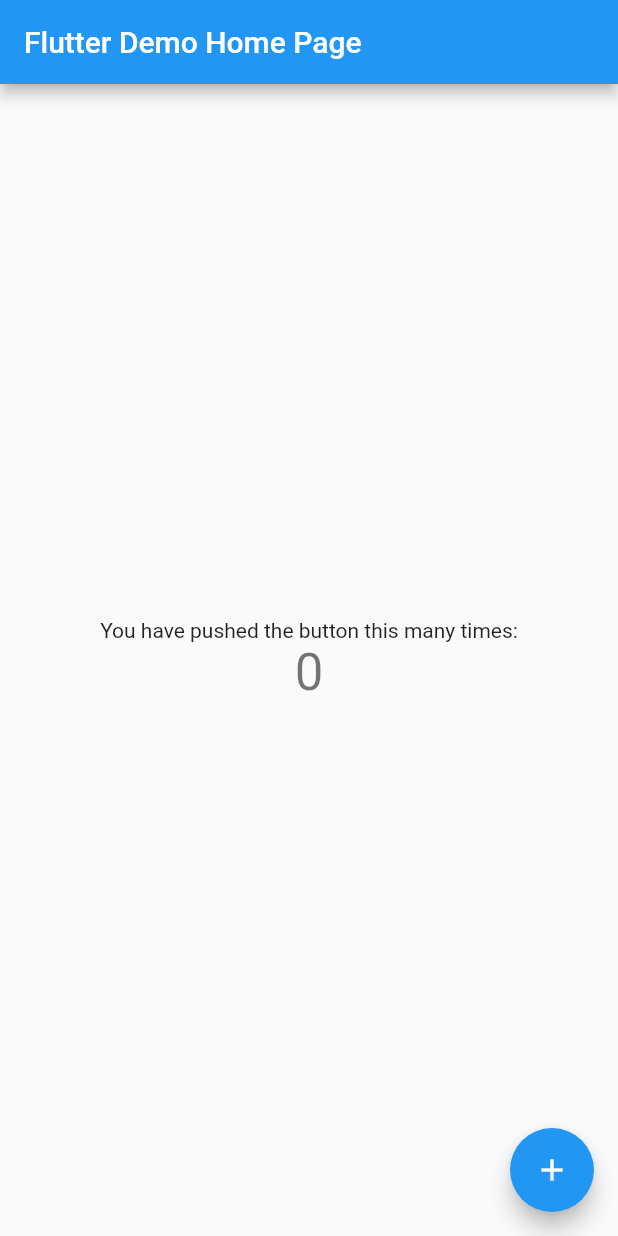
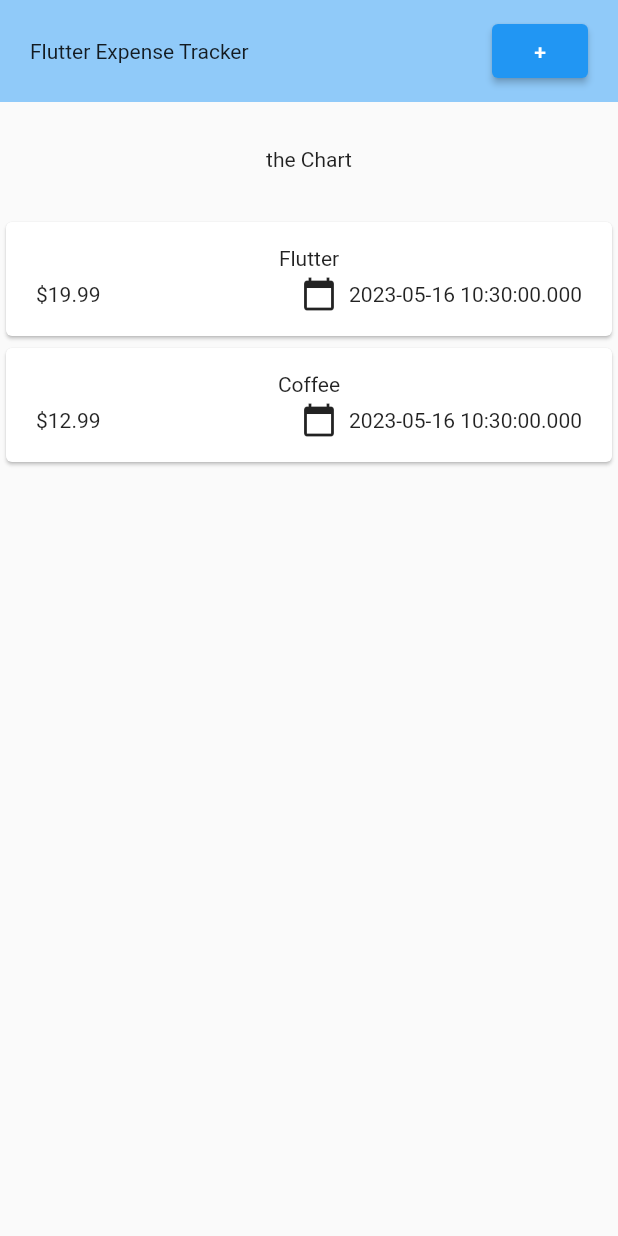
Before and after one commit to Flexsidee/flutter_expense-tracker_app, a Flutter app: the screen it shows after launch, on a phone screen of 412 x 824 dp. Run offline on Flutter 3.47's test engine with Material 2 defaults, Android fonts, the phone set to English and light mode, and no system bars.

Commit message:
latest update

```diff
--- a/lib/main.dart
+++ b/lib/main.dart
@@ -1,115 +1,7 @@
 import 'package:flutter/material.dart';
 
+import 'package:expense_tracker/widgets/expense_tracker.dart';
+
 void main() {
-  runApp(const MyApp());
+  runApp(const ExpenseTracker());
 }
-
-class MyApp extends StatelessWidget {
-  const MyApp({super.key});
-
-  // This widget is the root of your application.
-  @override
-  Widget build(BuildContext context) {
-    return MaterialApp(
-      title: 'Flutter Demo',
-      theme: ThemeData(
-        // This is the theme of your application.
-        //
-        // Try running your application with "flutter run". You'll see the
-        // application has a blue toolbar. Then, without quitting the app, try
-        // changing the primarySwatch below to Colors.green and then invoke
-        // "hot reload" (press "r" in the console where you ran "flutter run",
-        // or simply save your changes to "hot reload" in a Flutter IDE).
-        // Notice that the counter didn't reset back to zero; the application
-        // is not restarted.
-        primarySwatch: Colors.blue,
-      ),
-      home: const MyHomePage(title: 'Flutter Demo Home Page'),
-    );
-  }
-}
-
-class MyHomePage extends StatefulWidget {
-  const MyHomePage({super.key, required this.title});
-
-  // This widget is the home page of your application. It is stateful, meaning
-  // that it has a State object (defined below) that contains fields that affect
-  // how it looks.
-
-  // This class is the configuration for the state. It holds the values (in this
-  // case the title) provided by the parent (in this case the App widget) and
-  // used by the build method of the State. Fields in a Widget subclass are
-  // always marked "final".
-
-  final String title;
-
-  @override
-  State<MyHomePage> createState() => _MyHomePageState();
-}
-
-class _MyHomePageState extends State<MyHomePage> {
-  int _counter = 0;
-
-  void _incrementCounter() {
-    setState(() {
-      // This call to setState tells the Flutter framework that something has
-      // changed in this State, which causes it to rerun the build method below
-      // so that the display can reflect the updated values. If we changed
-      // _counter without calling setState(), then the build method would not be
-      // called again, and so nothing would appear to happen.
-      _counter++;
-    });
-  }
-
-  @override
-  Widget build(BuildContext context) {
-    // This method is rerun every time setState is called, for instance as done
-    // by the _incrementCounter method above.
-    //
-    // The Flutter framework has been optimized to make rerunning build methods
-    // fast, so that you can just rebuild anything that needs updating rather
-    // than having to individually change instances of widgets.
-    return Scaffold(
-      appBar: AppBar(
-        // Here we take the value from the MyHomePage object that was created by
-        // the App.build method, and use it to set our appbar title.
-        title: Text(widget.title),
-      ),
-      body: Center(
-        // Center is a layout widget. It takes a single child and positions it
-        // in the middle of the parent.
-        child: Column(
-          // Column is also a layout widget. It takes a list of children and
-          // arranges them vertically. By default, it sizes itself to fit its
-          // children horizontally, and tries to be as tall as its parent.
-          //
-          // Invoke "debug painting" (press "p" in the console, choose the
-          // "Toggle Debug Paint" action from the Flutter Inspector in Android
-          // Studio, or the "Toggle Debug Paint" command in Visual Studio Code)
-          // to see the wireframe for each widget.
-          //
-          // Column has various properties to control how it sizes itself and
-          // how it positions its children. Here we use mainAxisAlignment to
-          // center the children vertically; the main axis here is the vertical
-          // axis because Columns are vertical (the cross axis would be
-          // horizontal).
-          mainAxisAlignment: MainAxisAlignment.center,
-          children: <Widget>[
-            const Text(
-              'You have pushed the button this many times:',
-            ),
-            Text(
-              '$_counter',
-              style: Theme.of(context).textTheme.headlineMedium,
-            ),
-          ],
-        ),
-      ),
-      floatingActionButton: FloatingActionButton(
-        onPressed: _incrementCounter,
-        tooltip: 'Increment',
-        child: const Icon(Icons.add),
-      ), // This trailing comma makes auto-formatting nicer for build methods.
-    );
-  }
-}
--- /dev/null
+++ b/lib/models/expsenses.dart
@@ -0,0 +1,25 @@
+import 'package:uuid/uuid.dart';
+
+const uuid = Uuid();
+
+enum Category {
+  food,
+  travel,
+  work,
+  leirsure,
+}
+
+class Expense {
+  Expense({
+    required this.title,
+    required this.amount,
+    required this.date,
+    required this.category,
+  }) : id = uuid.v4();
+
+  final String id;
+  final String title;
+  final double amount;
+  final DateTime date;
+  final Category category;
+}
--- /dev/null
+++ b/lib/widgets/expense_tracker.dart
@@ -0,0 +1,49 @@
+import 'package:flutter/material.dart';
+
+import 'package:expense_tracker/models/expsenses.dart';
+import 'package:expense_tracker/widgets/expenses_list/expense_list.dart';
+import 'package:expense_tracker/widgets/page_header.dart';
+
+class ExpenseTracker extends StatefulWidget {
+  const ExpenseTracker({super.key});
+
+  @override
+  State<ExpenseTracker> createState() {
+    return _ExpenseTrackerState();
+  }
+}
+
+class _ExpenseTrackerState extends State<ExpenseTracker> {
+  final List<Expense> _registeredExpenses = [
+    Expense(
+      title: 'Flutter',
+      amount: 19.99,
+      date: DateTime.now(),
+      category: Category.work,
+    ),
+    Expense(
+      title: 'Coffee',
+      amount: 12.99,
+      date: DateTime.now(),
+      category: Category.leirsure,
+    ),
+  ];
+
+  @override
+  Widget build(context) {
+    return MaterialApp(
+      title: 'Expense Tracker',
+      home: Scaffold(
+        body: Column(
+          children: [
+            PageHeader(() {}),
+            const SizedBox(height: 30),
+            const Text('the Chart'),
+            const SizedBox(height: 30),
+            Expanded(child: ExpenseList(expenses: _registeredExpenses)),
+          ],
+        ),
+      ),
+    );
+  }
+}
--- /dev/null
+++ b/lib/widgets/expenses_list/expense_item.dart
@@ -0,0 +1,40 @@
+import 'package:flutter/material.dart';
+
+import 'package:expense_tracker/models/expsenses.dart';
+
+class ExpenseItem extends StatelessWidget {
+  const ExpenseItem(this.expense, {super.key});
+
+  final Expense expense;
+
+  @override
+  Widget build(context) {
+    return Card(
+      child: Padding(
+        padding: const EdgeInsets.symmetric(
+          horizontal: 20,
+          vertical: 16,
+        ),
+        child: Column(
+          children: [
+            Text(expense.title),
+            const SizedBox(height: 4),
+            Row(
+              children: [
+                Text('\$${expense.amount.toStringAsFixed(2)}'),
+                const Spacer(),
+                Row(
+                  children: [
+                    Icon(Icons.calendar_today),
+                    const SizedBox(width: 8),
+                    Text(expense.date.toString())
+                  ],
+                )
+              ],
+            )
+          ],
+        ),
+      ),
+    );
+  }
+}
--- /dev/null
+++ b/lib/widgets/expenses_list/expense_list.dart
@@ -0,0 +1,21 @@
+import 'package:flutter/material.dart';
+
+import 'package:expense_tracker/widgets/expenses_list/expense_item.dart';
+import 'package:expense_tracker/models/expsenses.dart';
+
+class ExpenseList extends StatelessWidget {
+  const ExpenseList({
+    super.key,
+    required this.expenses,
+  });
+
+  final List<Expense> expenses;
+
+  @override
+  Widget build(context) {
+    return ListView.builder(
+      itemCount: expenses.length,
+      itemBuilder: (context, index) => ExpenseItem(expenses[index]),
+    );
+  }
+}
--- /dev/null
+++ b/lib/widgets/page_header.dart
@@ -0,0 +1,30 @@
+import 'package:flutter/material.dart';
+
+class PageHeader extends StatelessWidget {
+  const PageHeader(this.createExpense, {super.key});
+
+  final void Function() createExpense;
+
+  @override
+  Widget build(context) {
+    return Container(
+      decoration: BoxDecoration(
+        color: Colors.blue[200],
+      ),
+      padding: const EdgeInsets.symmetric(
+        horizontal: 20,
+        vertical: 10,
+      ),
+      child: Row(
+        mainAxisAlignment: MainAxisAlignment.spaceBetween,
+        children: [
+          const Text('Flutter Expense Tracker'),
+          ElevatedButton(
+            onPressed: createExpense,
+            child: const Text('+'),
+          ),
+        ],
+      ),
+    );
+  }
+}
--- a/pubspec.yaml
+++ b/pubspec.yaml
@@ -35,6 +35,7 @@ dependencies:
   # The following adds the Cupertino Icons font to your application.
   # Use with the CupertinoIcons class for iOS style icons.
   cupertino_icons: ^1.0.2
+  uuid: ^3.0.7
 
 dev_dependencies:
   flutter_test:
```
Also changed, not shown: pubspec.lock, 1 other file.
